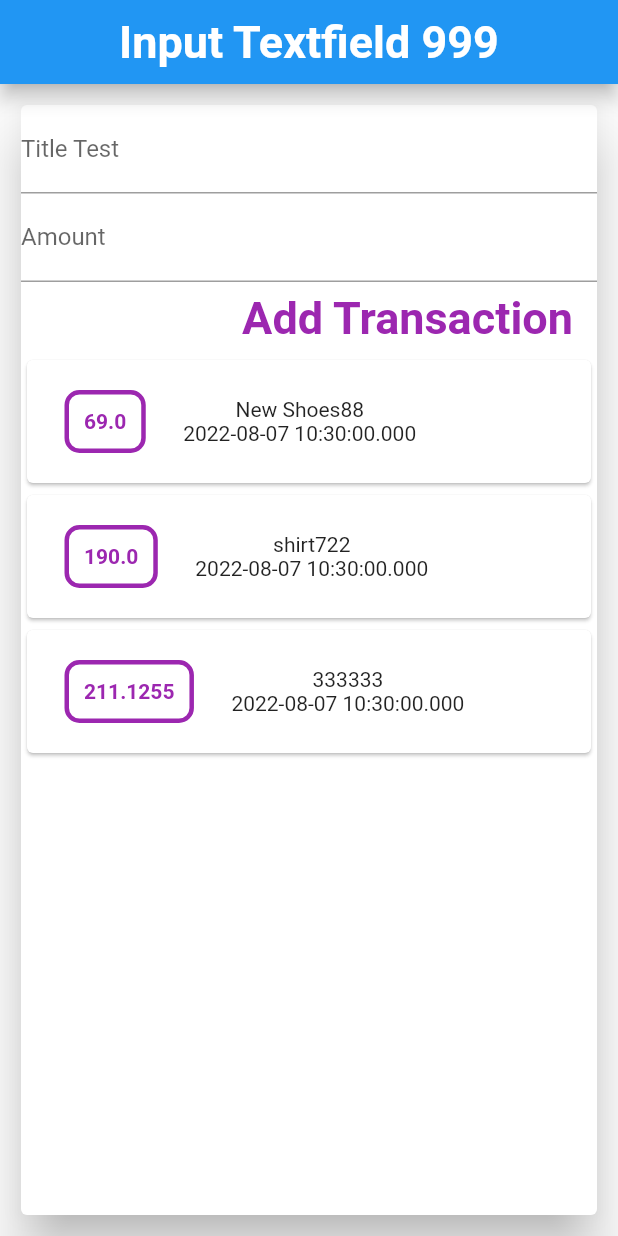
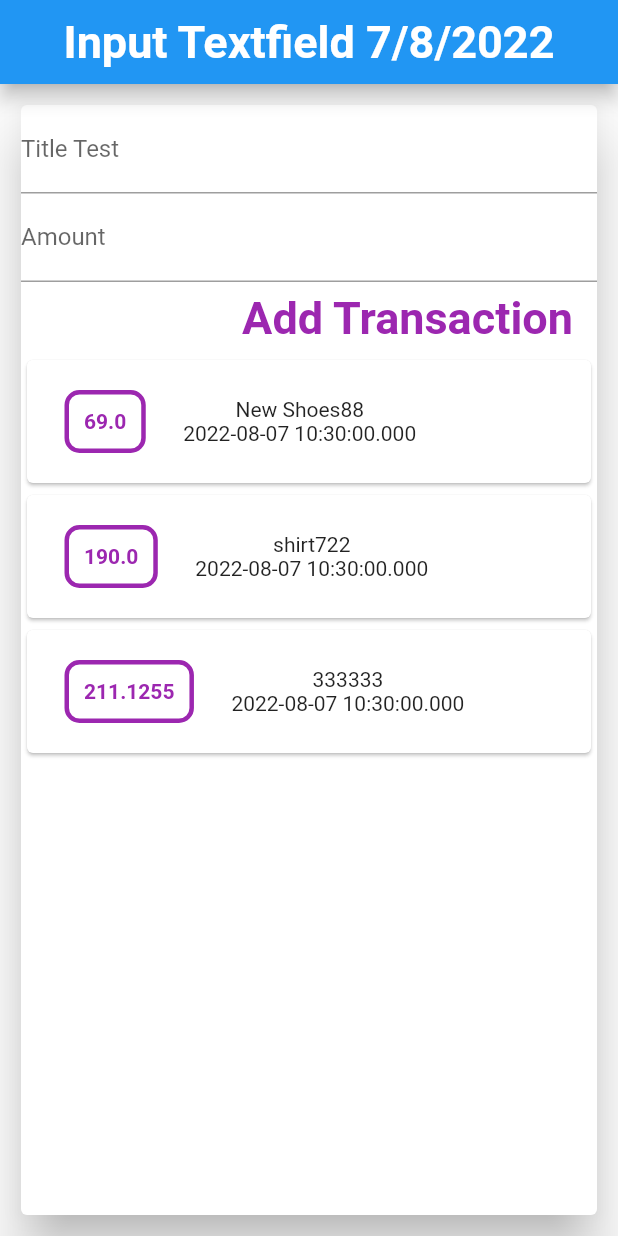
Before and after one commit to ponganan/input_textfield, a Flutter app: the screen it shows after launch, on a phone screen of 412 x 824 dp. Run offline on Flutter 3.47's test engine with Material 2 defaults, Android fonts, the phone set to English and light mode, and no system bars.

Commit message:
update date

```diff
--- a/lib/main.dart
+++ b/lib/main.dart
@@ -44,7 +44,7 @@ class _InputTFState extends State<InputTF> {
           centerTitle: true,
           elevation: 5,
           title: Text(
-            'Input Textfield 999',
+            'Input Textfield 7/8/2022',
             style: TextStyle(
               fontSize: 30,
               fontWeight: FontWeight.bold,
```
